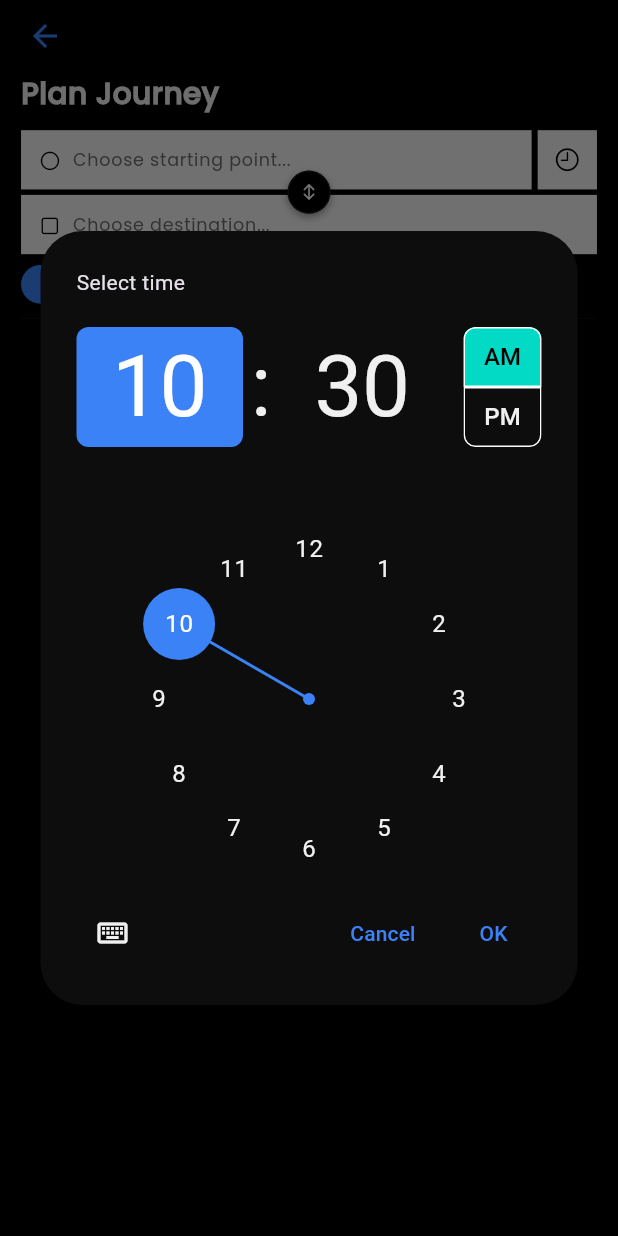
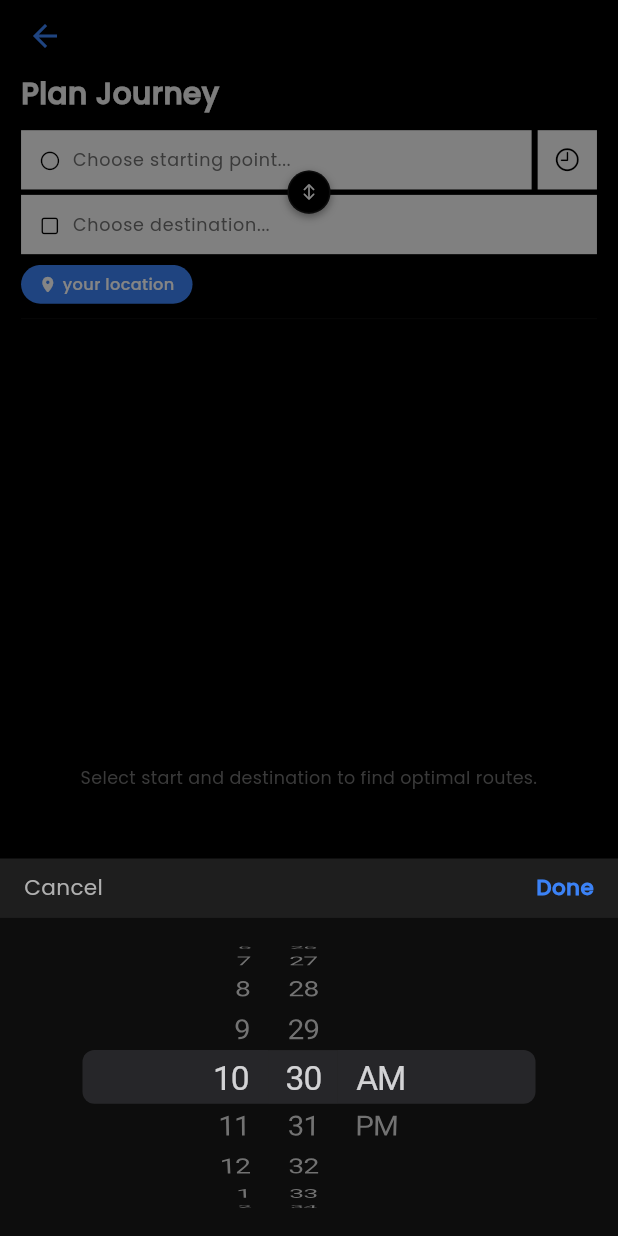
Before and after one commit to Anurajx/DelhiOverground, a Flutter app: the JourneyPlannerScreen screen opened directly, after a tap on an icon or button, on a phone screen of 412 x 824 dp. Run offline on Flutter 3.47's test engine with Material 3 defaults, Android fonts, the light colour scheme and no system bars; our stand-ins replace animated_text_kit, connectivity_plus, flutter_screenutil, geolocator, google_maps_flutter, shared_preferences and 2 more; missing offline and left inert: string_similarity; accounts and stored records are empty; network calls fail.

Commit message:
Parse bus color and revamp schedule UI
Extract bus color from ETA image src and map to app colors, using parsedColor for ScheduleInfo.lineColor. Refactor schedule item layout: replace plain text header with a black container that includes a left color stripe, bus icon, route name, adjusted paddings, and moved frequency into a bordered black box. Simplify and restyle error/empty states and update empty message text. Replace TimeOfDay native picker with a Cupertino modal + CupertinoDatePicker and custom Cancel/Done handling in journey planner. Misc: update WhatsApp contact, add app version text to settings sheet, and remove some letterSpacing occurrences.

```diff
--- a/lib/elements/journey_planner.dart
+++ b/lib/elements/journey_planner.dart
@@ -273,29 +273,94 @@ class _JourneyPlannerScreenState extends State<JourneyPlannerScreen> {
   }
 
   Future<void> _selectTime() async {
-    final TimeOfDay? picked = await showTimePicker(
+    final now = DateTime.now();
+    DateTime tempDateTime = DateTime(
+      now.year,
+      now.month,
+      now.day,
+      _selectedTime.hour,
+      _selectedTime.minute,
+    );
+
+    await showCupertinoModalPopup<void>(
       context: context,
-      initialTime: _selectedTime,
-      builder: (BuildContext context, Widget? child) {
-        return Theme(
-          data: ThemeData.dark().copyWith(
-            colorScheme: const ColorScheme.dark(
-              primary: AppColors.primaryAccent,
-              onPrimary: Colors.white,
-              surface: AppColors.background,
-              onSurface: AppColors.primaryText,
+      builder: (BuildContext context) {
+        return Material(
+          color: AppColors.background,
+          child: SizedBox(
+            height: 280.h,
+            child: SafeArea(
+              top: false,
+              child: Column(
+                children: [
+                  Container(
+                    color: AppColors.surface,
+                    height: 44.h,
+                    padding: EdgeInsets.symmetric(horizontal: 16.w),
+                    child: Row(
+                      mainAxisAlignment: MainAxisAlignment.spaceBetween,
+                      children: [
+                        GestureDetector(
+                          onTap: () => Navigator.pop(context),
+                          child: Text(
+                            'Cancel',
+                            style: TextStyle(
+                              color: AppColors.secondaryText,
+                              fontSize: 16.sp,
+                              fontWeight: FontWeight.normal,
+                            ),
+                          ),
+                        ),
+                        GestureDetector(
+                          onTap: () {
+                            setState(() {
+                              _selectedTime = TimeOfDay(
+                                hour: tempDateTime.hour,
+                                minute: tempDateTime.minute,
+                              );
+                            });
+                            _checkAndAutoSearch();
+                            Navigator.pop(context);
+                          },
+                          child: Text(
+                            'Done',
+                            style: TextStyle(
+                              color: AppColors.primaryAccent,
+                              fontSize: 16.sp,
+                              fontWeight: FontWeight.bold,
+                            ),
+                          ),
+                        ),
+                      ],
+                    ),
+                  ),
+                  Expanded(
+                    child: CupertinoTheme(
+                      data: const CupertinoThemeData(
+                        brightness: Brightness.dark,
+                        textTheme: CupertinoTextThemeData(
+                          dateTimePickerTextStyle: TextStyle(
+                            color: AppColors.primaryText,
+                            fontSize: 20,
+                          ),
+                        ),
+                      ),
+                      child: CupertinoDatePicker(
+                        mode: CupertinoDatePickerMode.time,
+                        initialDateTime: tempDateTime,
+                        onDateTimeChanged: (DateTime newDateTime) {
+                          tempDateTime = newDateTime;
+                        },
+                      ),
+                    ),
+                  ),
+                ],
+              ),
             ),
           ),
-          child: child!,
         );
       },
     );
-    if (picked != null) {
-      setState(() {
-        _selectedTime = picked;
-      });
-      _checkAndAutoSearch();
-    }
   }
 
   String _formatTimeOfDay(TimeOfDay tod) {
```
Also changed, not shown: lib/elements/ServicesDir/new_schedule_service.dart (+133 -103 lines), lib/elements/metro.dart (+14 -3 lines).
